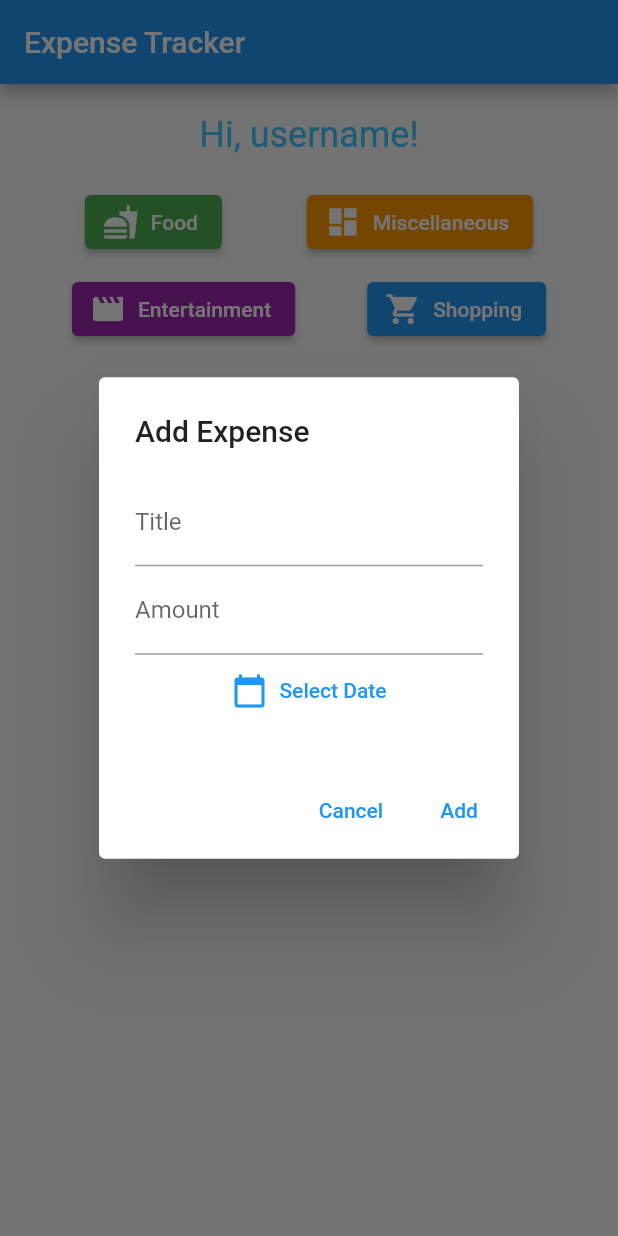
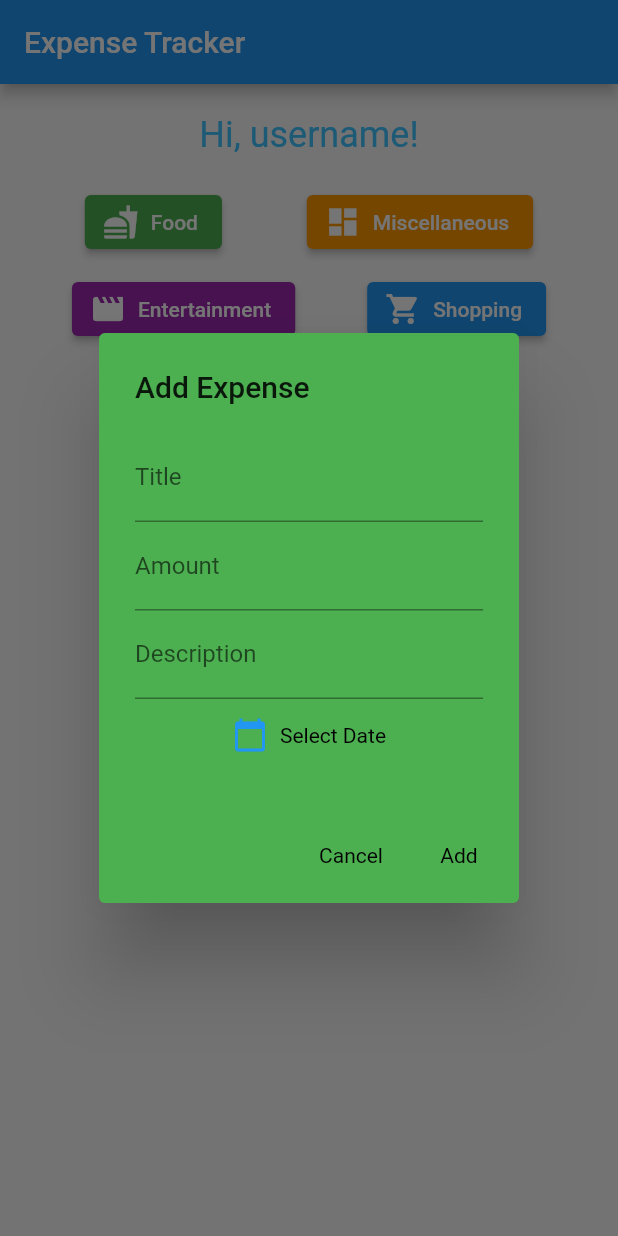
Before and after one commit to ioak-dev/fortuna-mobile, a Flutter app: the ExpensesPage screen opened directly, after a tap on "Food", on a phone screen of 412 x 824 dp. Run offline on Flutter 3.47's test engine with Material 2 defaults, Android fonts, the phone set to English and light mode, and no system bars; our stand-ins replace animated_text_kit, bloc, equatable, flutter_bloc, flutter_colorpicker, flutter_spinkit and 5 more; accounts and stored records are empty.

Commit message:
updates to expense page and added few more pages for the designing part

```diff
--- a/lib/expnses/Expenses_page.dart
+++ b/lib/expnses/Expenses_page.dart
@@ -8,6 +8,9 @@ import 'package:flutter/material.dart';
 import 'package:animated_text_kit/animated_text_kit.dart';
 import 'package:provider/provider.dart';
 import 'package:intl/intl.dart';
+import 'package:endurance/expnses/add_expense_dialog.dart';
+import '../total_summary.dart';
+import 'add_expense_dialog.dart';
 
 
 void main() {
@@ -21,8 +24,9 @@ class Expenses {
   final Color categoryColor;
   final IconData categoryIcon;
   final DateTime expenseDate;
+  final String description;
 
-  Expenses(this.title, this.amount, this.categoryLabel, this.categoryColor, this.categoryIcon, this.expenseDate);
+  Expenses(this.title, this.amount, this.categoryLabel, this.categoryColor, this.categoryIcon, this.expenseDate, this.description);
 }
 
 class ExpensesApp extends StatelessWidget {
@@ -46,11 +50,22 @@ class ExpensesPage extends StatefulWidget {
 class _ExpensePageAppState extends State<ExpensesPage> {
   final List<Expenses> _expenses = [];
 
-  void _addExpense(String title, double amount, String categoryLabel, Color categoryColor, IconData categoryIcon, DateTime expenseDate) {
+  void _addExpense(
+      String title,
+      double amount,
+      String categoryLabel,
+      Color categoryColor,
+      IconData categoryIcon,
+      DateTime expenseDate,
+      {String description = ''}
+      ) {
     setState(() {
-      _expenses.add(Expenses(title, amount, categoryLabel, categoryColor, categoryIcon, expenseDate));
+      _expenses.add(
+        Expenses(title, amount, categoryLabel, categoryColor, categoryIcon, expenseDate, description),
+      );
     });
   }
+
 
   void _removeExpenses(int index) {
     setState(() {
@@ -66,8 +81,91 @@ class _ExpensePageAppState extends State<ExpensesPage> {
     return total;
   }
 
+  // Widget _buildCategoryButton(String categoryName, Color categoryColor, IconData categoryIcon) {
+  //   DateTime selectedDate = DateTime.now();
+  //   return Column(
+  //     children: [
+  //       ElevatedButton.icon(
+  //         onPressed: () {
+  //           showDialog(
+  //             context: context,
+  //             builder: (context) {
+  //               TextEditingController titleController = TextEditingController();
+  //               TextEditingController amountController = TextEditingController();
+  //
+  //               return AlertDialog(
+  //                 title: Text('Add Expense'),
+  //                 content: SingleChildScrollView(
+  //                   child: Column(
+  //                     mainAxisSize: MainAxisSize.min,
+  //                     children: [
+  //                       TextField(
+  //                         controller: titleController,
+  //                         decoration: InputDecoration(labelText: 'Title'),
+  //                       ),
+  //                       TextField(
+  //                         controller: amountController,
+  //                         keyboardType: TextInputType.numberWithOptions(decimal: true),
+  //                         decoration: InputDecoration(labelText: 'Amount'),
+  //                       ),
+  //                       TextButton.icon(
+  //                         onPressed: () async {
+  //                           final pickedDate = await showDatePicker(
+  //                             context: context,
+  //                             initialDate: selectedDate,
+  //                             firstDate: DateTime(2000),
+  //                             lastDate: DateTime(2101),
+  //                           );
+  //
+  //                           if (pickedDate != null) {
+  //                             setState(() {
+  //                               selectedDate = pickedDate;
+  //                             });
+  //                           }
+  //                         },
+  //                         icon: Icon(Icons.calendar_today),
+  //                         label: Text('Select Date'),
+  //                       ),
+  //                     ],
+  //                   ),
+  //                 ),
+  //                 actions: [
+  //                   TextButton(
+  //                     onPressed: () {
+  //                       Navigator.of(context).pop();
+  //                     },
+  //                     child: Text('Cancel'),
+  //                   ),
+  //                   TextButton(
+  //                     onPressed: () {
+  //                       String title = titleController.text;
+  //                       double amount = double.tryParse(amountController.text) ?? 0.0;
+  //
+  //                       if (title.isNotEmpty && amount > 0) {
+  //                         _addExpense(title, amount, categoryName, categoryColor, categoryIcon, selectedDate);
+  //                         Navigator.of(context).pop();
+  //                       }
+  //                     },
+  //                     child: Text('Add'),
+  //                   ),
+  //                 ],
+  //               );
+  //             },
+  //           );
+  //         },
+  //         icon: Icon(categoryIcon),
+  //         label: Text('$categoryName'),
+  //         style: ElevatedButton.styleFrom(primary: categoryColor),
+  //       ),
+  //       SizedBox(height: 10),
+  //       // Text(
+  //       //   'Selected Date: ${selectedDate.toLocal()}',
+  //       //   style: TextStyle(fontSize: 7, color: Colors.grey),
+  //       // ),
+  //     ],
+  //   );
+  // }
   Widget _buildCategoryButton(String categoryName, Color categoryColor, IconData categoryIcon) {
-    DateTime selectedDate = DateTime.now();
     return Column(
       children: [
         ElevatedButton.icon(
@@ -75,82 +173,34 @@ class _ExpensePageAppState extends State<ExpensesPage> {
             showDialog(
               context: context,
               builder: (context) {
-                TextEditingController titleController = TextEditingController();
-                TextEditingController amountController = TextEditingController();
-
-                return AlertDialog(
-                  title: Text('Add Expense'),
-                  content: SingleChildScrollView(
-                    child: Column(
-                      mainAxisSize: MainAxisSize.min,
-                      children: [
-                        TextField(
-                          controller: titleController,
-                          decoration: InputDecoration(labelText: 'Title'),
-                        ),
-                        TextField(
-                          controller: amountController,
-                          keyboardType: TextInputType.numberWithOptions(decimal: true),
-                          decoration: InputDecoration(labelText: 'Amount'),
-                        ),
-                        TextButton.icon(
-                          onPressed: () async {
-                            final pickedDate = await showDatePicker(
-                              context: context,
-                              initialDate: selectedDate,
-                              firstDate: DateTime(2000),
-                              lastDate: DateTime(2101),
-                            );
-
-                            if (pickedDate != null) {
-                              setState(() {
-                                selectedDate = pickedDate;
-                              });
-                            }
-                          },
-                          icon: Icon(Icons.calendar_today),
-                          label: Text('Select Date'),
-                        ),
-                      ],
-                    ),
-                  ),
-                  actions: [
-                    TextButton(
-                      onPressed: () {
-                        Navigator.of(context).pop();
-                      },
-                      child: Text('Cancel'),
-                    ),
-                    TextButton(
-                      onPressed: () {
-                        String title = titleController.text;
-                        double amount = double.tryParse(amountController.text) ?? 0.0;
-
-                        if (title.isNotEmpty && amount > 0) {
-                          _addExpense(title, amount, categoryName, categoryColor, categoryIcon, selectedDate);
-                          Navigator.of(context).pop();
-                        }
-                      },
-                      child: Text('Add'),
-                    ),
-                  ],
+                return AddExpenseDialog(
+                  categoryName: categoryName,
+                  categoryColor: categoryColor,
+                  categoryIcon: categoryIcon,
                 );
               },
-            );
+            ).then((result) {
+              if (result != null) {
+                _addExpense(
+                  result['title'],
+                  result['amount'],
+                  categoryName,
+                  categoryColor,
+                  categoryIcon,
+                  result['selectedDate'],
+                  description: result['description'],
+                );
+              }
+            });
           },
           icon: Icon(categoryIcon),
           label: Text('$categoryName'),
           style: ElevatedButton.styleFrom(primary: categoryColor),
         ),
         SizedBox(height: 10),
-        // Text(
-        //   'Selected Date: ${selectedDate.toLocal()}',
-        //   style: TextStyle(fontSize: 7, color: Colors.grey),
-        // ),
       ],
     );
   }
-
   @override
   Widget build(BuildContext context) {
     return Scaffold(
@@ -161,6 +211,10 @@ class _ExpensePageAppState extends State<ExpensesPage> {
       body: Column(
         crossAxisAlignment: CrossAxisAlignment.stretch,
         children: <Widget>[
+          // TotalSummary(
+          //   totalItems: _expenses.length,
+          //   totalCost: _calculateTotalAmount(),
+          // ),
           SizedBox(height: 20),
           Container(
             alignment: Alignment.center,
@@ -217,6 +271,13 @@ class _ExpensePageAppState extends State<ExpensesPage> {
                         'Selected Date: ${DateFormat('MMMM dd, yyyy').format(expense.expenseDate)}',
                         style: TextStyle(fontSize: 14, color: Colors.lightBlueAccent),
                       ),
+                      if (expense.description.isNotEmpty) // Only display if description is not empty
+                        Text(
+                          'Description: ${expense.description}',
+                          style: TextStyle(fontSize: 14, color: Colors.tealAccent),
+                        ),
+
+
 
                     ],
                   ),
--- /dev/null
+++ b/lib/expnses/add_expense_dialog.dart
@@ -0,0 +1,144 @@
+import 'package:flutter/material.dart';
+
+class AddExpenseDialog extends StatefulWidget {
+  final String categoryName;
+  final Color categoryColor;
+  final IconData categoryIcon;
+
+  AddExpenseDialog({
+    required this.categoryName,
+    required this.categoryColor,
+    required this.categoryIcon,
+  });
+
+  @override
+  _AddExpenseDialogState createState() => _AddExpenseDialogState();
+}
+
+class _AddExpenseDialogState extends State<AddExpenseDialog>
+    with SingleTickerProviderStateMixin {
+  late AnimationController _animationController;
+  late Animation<double> _animation;
+
+  @override
+  void initState() {
+    super.initState();
+
+    _animationController = AnimationController(
+      vsync: this,
+      duration: Duration(milliseconds: 300),
+    );
+
+    _animation = CurvedAnimation(
+      parent: _animationController,
+      curve: Curves.easeInOut,
+    );
+
+    _animationController.forward();
+  }
+
+  @override
+  void dispose() {
+    _animationController.dispose();
+    super.dispose();
+  }
+
+  @override
+  Widget build(BuildContext context) {
+    TextEditingController titleController = TextEditingController();
+    TextEditingController amountController = TextEditingController();
+    TextEditingController descriptionController = TextEditingController();
+    DateTime selectedDate = DateTime.now();
+
+    return AnimatedBuilder(
+      animation: _animation,
+      builder: (context, child) {
+        return Transform.scale(
+          scale: _animation.value,
+          child: AlertDialog(
+            title: Text('Add Expense'),
+            content: SingleChildScrollView(
+              child: Column(
+                mainAxisSize: MainAxisSize.min,
+                children: [
+                  TextField(
+                    controller: titleController,
+                    decoration: InputDecoration(labelText: 'Title'),
+                  ),
+                  TextField(
+                    controller: amountController,
+                    keyboardType:
+                    TextInputType.numberWithOptions(decimal: true),
+                    decoration: InputDecoration(labelText: 'Amount'),
+                  ),
+                  TextField(
+                    controller: descriptionController,
+                    decoration: InputDecoration(labelText: 'Description'),
+                  ),
+                  // TextField(
+                  //   controller: descriptionController, // Add this line
+                  //   decoration: InputDecoration(labelText: 'Description'),
+                  // ),
+                  TextButton.icon(
+                    onPressed: () async {
+                      final pickedDate = await showDatePicker(
+                        context: context,
+                        initialDate: selectedDate,
+                        firstDate: DateTime(2000),
+                        lastDate: DateTime(2101),
+                      );
+
+                      if (pickedDate != null) {
+                        selectedDate = pickedDate;
+                      }
+                    },
+                    icon: Icon(Icons.calendar_today),
+
+                    label:  DefaultTextStyle(
+                    style: TextStyle(color: Colors.black),
+                    child: Text('Select Date'),
+                  ),
+                  ),
+                ],
+
+              ),
+            ),
+            actions: [
+              TextButton(
+                onPressed: () {
+                  Navigator.of(context).pop();
+                },
+          child: DefaultTextStyle(
+            style: TextStyle(color: Colors.black),
+            child: Text('Cancel'),
+          ),
+              ),
+              TextButton(
+                onPressed: () {
+                  String title = titleController.text;
+                  double amount =
+                      double.tryParse(amountController.text) ?? 0.0;
+                  String description = descriptionController.text;
+
+                  if (title.isNotEmpty && amount > 0) {
+                    Navigator.of(context).pop({
+                      'title': title,
+                      'amount': amount,
+                      'description': descriptionController.text,
+                      'selectedDate': selectedDate,
+                    });
+                  }
+                },
+                child: DefaultTextStyle(
+                  style: TextStyle(color: Colors.black), // Set text color here
+                  child: Text('Add'),
+                ),
+              ),
+            ],
+            backgroundColor: widget.categoryColor,
+          ),
+        );
+      },
+    );
+  }
+}
--- a/lib/home/home_page.dart
+++ b/lib/home/home_page.dart
@@ -134,6 +134,11 @@ class _HomePageState extends State<HomePage> {
             icon: Icon(Icons.account_balance_wallet),
             label: 'Expenses',
           ),
+          // BottomNavigationBarItem(
+            // icon: Icon(Icons.wallet_outlined),
+            // label: 'Total Summary',
+          // ),
+
         ],
       ),
     );
--- a/lib/main.dart
+++ b/lib/main.dart
@@ -11,6 +11,7 @@ import 'package:provider/provider.dart';
 import 'package:endurance/theme/ThemeManager.dart';
 import 'package:endurance/theme/Settings_page.dart';
 import 'package:endurance/expnses/Expenses_page.dart';
+import 'package:endurance/total_summary.dart';
 
 
 
```
Also changed, not shown: lib/total_summary.dart (added, +28 -0 lines).
